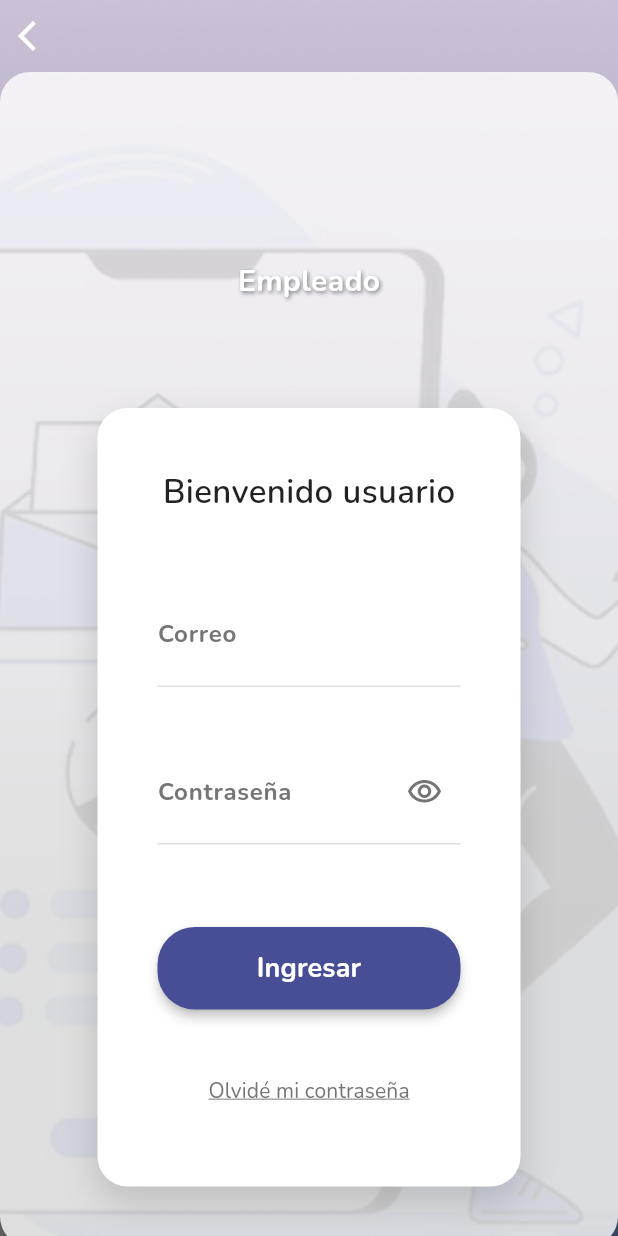
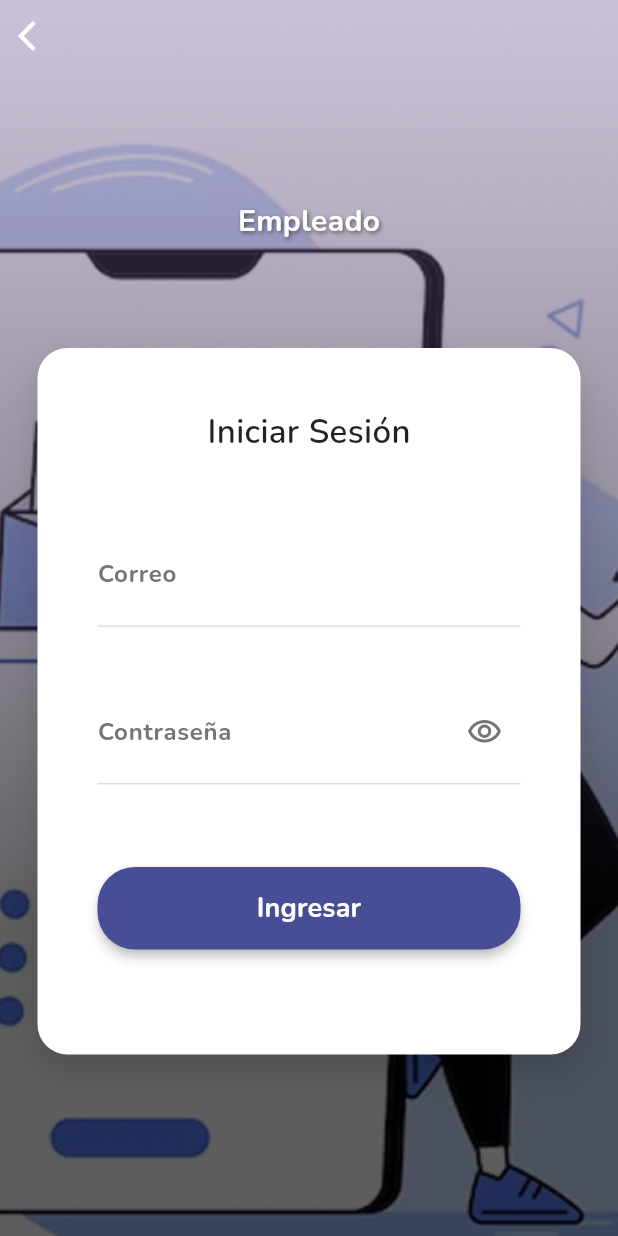
Before and after one commit to RicardoVillamar/ClientService, a Flutter app: the screen it shows after launch, after a tap on "Empleado", on a phone screen of 412 x 824 dp. Run offline on Flutter 3.47's test engine with Material 3 defaults, Android fonts, the phone set to English and light mode, and no system bars; our stand-ins replace cloud_firestore, firebase_core, flash, flutter_dotenv, get_it, google_fonts and 4 more; missing offline and left inert: cloudinary_url_gen, excel, universal_html; accounts and stored records are empty; generated files the repository leaves out were written again.

Commit message:
refactor: simplify layout in LoginEmpleadoScreen and update login card text

```diff
--- a/lib/view/auth/login_empleado_screen.dart
+++ b/lib/view/auth/login_empleado_screen.dart
@@ -90,11 +90,6 @@ class _LoginEmpleadoScreenState extends State<LoginEmpleadoScreen> {
                 ),
                 Container(
                   width: double.infinity,
-                  padding: const EdgeInsets.all(40),
-                  decoration: BoxDecoration(
-                    color: Colors.white.withOpacity(0.8),
-                    borderRadius: BorderRadius.circular(20),
-                  ),
                   child: LoginCard(
                     userType: 'Empleado',
                     isLoading: _isLoading,
--- a/lib/view/widgets/auth/login_card.dart
+++ b/lib/view/widgets/auth/login_card.dart
@@ -159,7 +159,7 @@ class _LoginCardState extends State<LoginCard> {
           children: [
             // Texto Bienvenido usuario
             Text(
-              'Bienvenido usuario',
+              'Iniciar Sesión',
               style: AppFonts.titleBold.copyWith(
                 color: Colors.black87,
                 fontSize: 22,
@@ -298,21 +298,6 @@ class _LoginCardState extends State<LoginCard> {
 
             const SizedBox(height: 30), // Aumenté el espaciado
 
-            // Texto de olvido de contraseña
-            TextButton(
-              onPressed: () {
-                // Acción para olvidé mi contraseña
-              },
-              child: Text(
-                'Olvidé mi contraseña',
-                style: AppFonts.text.copyWith(
-                  color: Colors.grey[600],
-                  fontSize: 14,
-                  decoration: TextDecoration.underline,
-                ),
-              ),
-            ),
-
             if (isAdmin) ...[
               const SizedBox(height: 25),
               // Mensaje de seguridad para admin más discreto
```
Also changed, not shown: lib/view/home/view.dart (+9 -8 lines).
